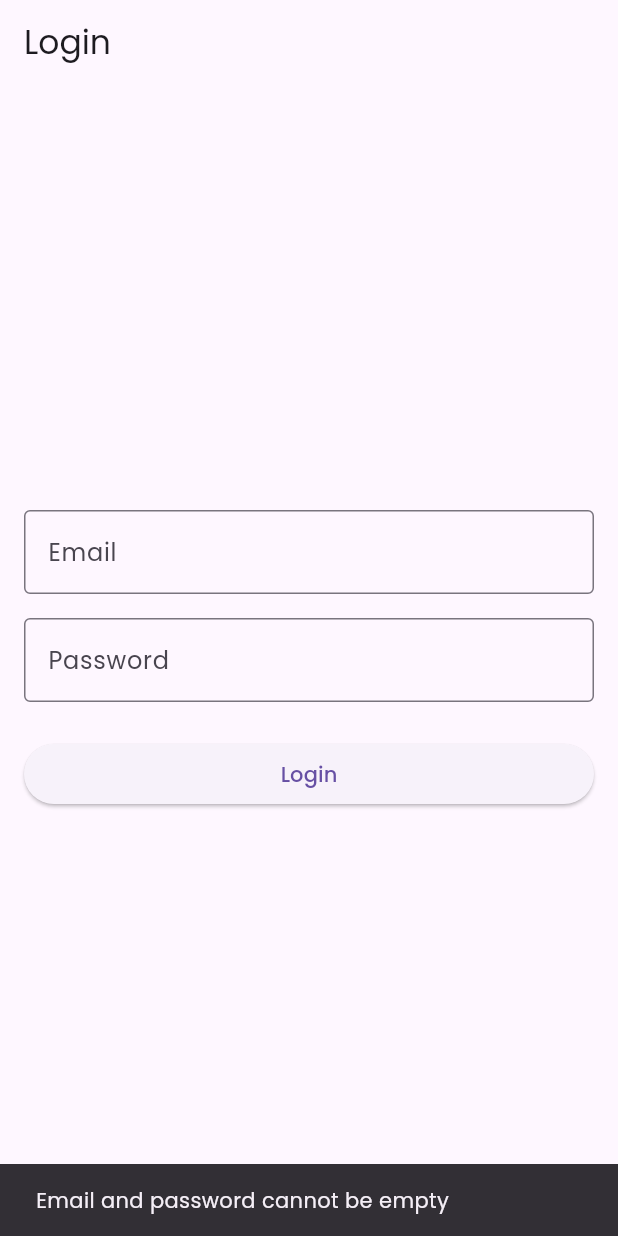
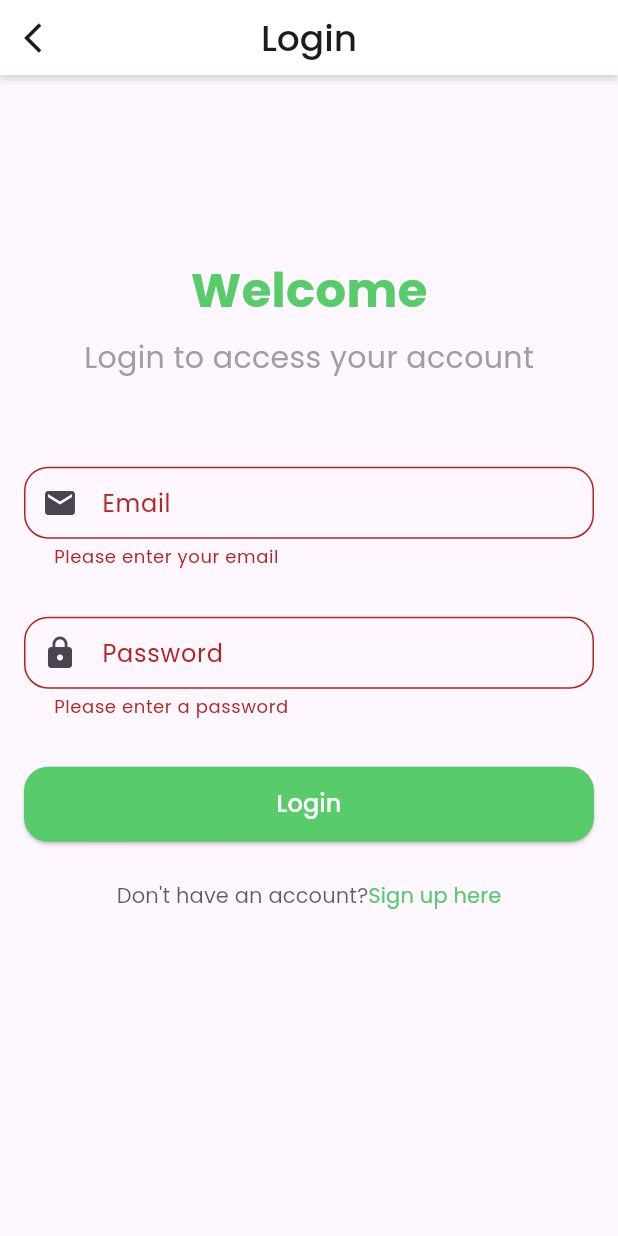
Before and after one commit to Mobarak6/bloc_travel, a Flutter app: the screen it shows after launch, after a tap on "Login", on a phone screen of 412 x 824 dp. Run offline on Flutter 3.47's test engine with Material 3 defaults, Android fonts, the phone set to English and light mode, and no system bars; our stand-ins replace auto_route, bloc, dio, flutter_bloc, freezed_annotation, get_it and 5 more; accounts and stored records are empty; generated files the repository leaves out were written again.

Commit message:
login completed

```diff
--- a/lib/l10n/arb/app_en.arb
+++ b/lib/l10n/arb/app_en.arb
@@ -12,6 +12,7 @@
      "registration": "Registration",
      "welcome": "Welcome",
      "signUpToAccessYourAccount": "Sign up to access your account",
+     "loginToAccessYourAccount": "Login to access your account",
      "fullName": "Full Name",
      "enterFullName": "Enter your full name",
      "email": "Email",
@@ -23,6 +24,8 @@
      "signUp": "Sign Up",
      "alreadyHaveAnAccount": "Already have an account?",
      "loginHere": "Login here",
+     "dontHaveAnAccount": "Don't have an account?",
+     "signUpHere": "Sign up here",
      "pleaseEnterYourFullName": "Please enter your full name",
      "pleaseEnterYourEmail": "Please enter your email",
      "pleaseEnterAValidEmail": "Please enter a valid email",
--- a/lib/src/data/repositories/auth/auth_repository.dart
+++ b/lib/src/data/repositories/auth/auth_repository.dart
@@ -1,12 +1,12 @@
 import 'package:travel_app/src/shared/utils/result.dart';
 
 abstract class AuthRepository {
-  Future<Result<bool>> signUpWithEmailAndPassword({
+  Future<Result<bool>> signUp({
     required String email,
     required String password,
     required String name,
   });
-  Future<Result<bool>> signInWithEmailAndPassword({
+  Future<Result<bool>> signIn({
     required String email,
     required String password,
   });
--- a/lib/src/data/repositories/auth/auth_repository_impl.dart
+++ b/lib/src/data/repositories/auth/auth_repository_impl.dart
@@ -9,12 +9,12 @@ class AuthRepositoryImpl implements AuthRepository {
   final AuthService _authService;
 
   @override
-  Future<Result<bool>> signInWithEmailAndPassword({
+  Future<Result<bool>> signIn({
     required String email,
     required String password,
   }) async {
     try {
-      final response = await _authService.signInWithEmailAndPassword(
+      final response = await _authService.signIn(
         email: email,
         password: password,
       );
@@ -26,13 +26,13 @@ class AuthRepositoryImpl implements AuthRepository {
   }
 
   @override
-  Future<Result<bool>> signUpWithEmailAndPassword({
+  Future<Result<bool>> signUp({
     required String email,
     required String password,
     required String name,
   }) async {
     try {
-      await _authService.signUpWithEmail(
+      await _authService.signUp(
         email: email, password: password, name: name,
       );
 
--- a/lib/src/data/services/auth_service.dart
+++ b/lib/src/data/services/auth_service.dart
@@ -6,7 +6,7 @@ import 'package:travel_app/src/shared/utils/app_constants.dart';
 class AuthService {
   final SupabaseClient _supabase = Supabase.instance.client;
 
-  Future<void> signUpWithEmail({
+  Future<void> signUp({
     required String email,
     required String password,
     required String name,
@@ -22,10 +22,10 @@ class AuthService {
     );
   }
 
-  Future<AuthResponse> signInWithEmailAndPassword({
+  Future<AuthResponse> signIn({
     required String email,
     required String password,
   }) async {
-    return _supabase.auth.signInWithPassword(password: password);
+    return _supabase.auth.signInWithPassword(email: email, password: password);
   }
 }
--- a/lib/src/features/auth/managers/auth_bloc.dart
+++ b/lib/src/features/auth/managers/auth_bloc.dart
@@ -11,9 +11,9 @@ part 'auth_bloc.freezed.dart';
 @injectable
 class AuthBloc extends Bloc<AuthEvent, AuthState> {
   AuthBloc(this.authRepository) : super(const AuthState.initial()) {
-    on<_SignInWithEmailAndPassword>((event, emit) async {
+    on<_SignIn>((event, emit) async {
       emit(const AuthState.inProgress());
-      final result = await authRepository.signInWithEmailAndPassword(
+      final result = await authRepository.signIn(
         email: event.email,
         password: event.password,
       );
@@ -27,9 +27,9 @@ class AuthBloc extends Bloc<AuthEvent, AuthState> {
       }
     });
 
-    on<_SignUpWithEmailAndPassword>((event, emit) async {
+    on<_SignUp>((event, emit) async {
       emit(const AuthState.inProgress());
-      final result = await authRepository.signUpWithEmailAndPassword(
+      final result = await authRepository.signUp(
         email: event.email,
         password: event.password,
         name: event.name,
--- a/lib/src/features/auth/managers/auth_event.dart
+++ b/lib/src/features/auth/managers/auth_event.dart
@@ -4,14 +4,14 @@ part of 'auth_bloc.dart';
 abstract class AuthEvent with _$AuthEvent {
   // const factory AuthEvent.checkAuthUserExist(String email) =_CheckAuthUserExist;
 
-  const factory AuthEvent.signInWithEmailAndPassword({
+  const factory AuthEvent.signIn({
     required String email,
     required String password,
-  }) = _SignInWithEmailAndPassword;
+  }) = _SignIn;
 
-  const factory AuthEvent.signUpWithEmailAndPassword({
+  const factory AuthEvent.signUp({
     required String email,
     required String password,
     required String name,
-  }) = _SignUpWithEmailAndPassword;
+  }) = _SignUp;
 }
--- a/lib/src/features/auth/screens/login_screen.dart
+++ b/lib/src/features/auth/screens/login_screen.dart
@@ -4,6 +4,12 @@ import 'package:auto_route/auto_route.dart';
 import 'package:travel_app/app_di.dart';
 import 'package:travel_app/l10n/l10n.dart';
 import 'package:travel_app/src/features/auth/managers/auth_bloc.dart';
+import 'package:travel_app/src/shared/extensions/overlay_extensions.dart';
+import 'package:travel_app/src/shared/utils/dimensions.dart';
+import 'package:travel_app/src/shared/utils/styles.dart';
+import 'package:travel_app/src/shared/utils/validate_check.dart';
+import 'package:travel_app/src/shared/widgets/custom_app_bar.dart';
+import 'package:travel_app/src/shared/widgets/custom_text_field_widget.dart';
 import 'package:travel_app/src/travel_ap_router.gr.dart';
 
 @RoutePage()
@@ -15,13 +21,18 @@ class LoginScreen extends StatefulWidget {
 }
 
 class _LoginScreenState extends State<LoginScreen> {
+  final FocusNode _emailFocus = FocusNode();
+  final FocusNode _passwordFocus = FocusNode();
   final _emailController = TextEditingController();
   final _passwordController = TextEditingController();
 
+  final GlobalKey<FormState> _loginKey = GlobalKey<FormState>();
   late AuthBloc _authBloc;
 
   @override
   void dispose() {
+    _emailFocus.dispose();
+    _passwordFocus.dispose();
     _emailController.dispose();
     _passwordController.dispose();
     super.dispose();
@@ -29,9 +40,7 @@ class _LoginScreenState extends State<LoginScreen> {
 
   @override
   void initState() {
-
     _authBloc = getIt<AuthBloc>();
-
     super.initState();
   }
 
@@ -40,84 +49,164 @@ class _LoginScreenState extends State<LoginScreen> {
     return BlocProvider(
       create: (context) => _authBloc,
       child: Scaffold(
-        appBar: AppBar(title: Text(context.l10n.login)),
-        body: BlocConsumer<AuthBloc, AuthState>(
+        appBar: CustomAppBar(title: context.l10n.login),
+        body: Padding(
+          padding: const EdgeInsets.symmetric(
+            horizontal: Dimensions.spacingMedium,
+          ),
+          child: Center(child: Form(
+            key: _loginKey,
+            child: SingleChildScrollView(
+              child: Column(
+                mainAxisAlignment: MainAxisAlignment.center,
+                children: [
+                  Text(
+                    context.l10n.welcome,
+                    style: robotoBold.copyWith(
+                      fontSize: Dimensions.fontSizeDisplay,
+                      color: Theme.of(context).primaryColor,
+                    ),
+                  ),
+                  const SizedBox(height: Dimensions.spacingExtraSmall),
+
+                  Text(
+                    context.l10n.loginToAccessYourAccount,
+                    style: robotoRegular.copyWith(
+                      fontSize: Dimensions.fontSizeLarge,
+                      color: Theme.of(context).hintColor,
+                    ),
+                  ),
+
+                  SizedBox(height: MediaQuery.of(context).size.height * 0.07),
+
+                  CustomTextFieldWidget(
+                    labelText: context.l10n.email,
+                    hintText: context.l10n.enterEmailAddress,
+                    controller: _emailController,
+                    focusNode: _emailFocus,
+                    nextFocus: _passwordFocus,
+                    inputType: TextInputType.emailAddress,
+                    prefixIcon: Icons.email,
+                    validator: (value) => ValidateCheck.validateEmail(
+                      context,
+                      value?.trim(),
+                    ),
+                  ),
+                  const SizedBox(height: Dimensions.spacingExtraLarge),
+
+                  CustomTextFieldWidget(
+                    labelText: context.l10n.password,
+                    hintText: context.l10n.enterPasswordMin8Characters,
+                    controller: _passwordController,
+                    focusNode: _passwordFocus,
+                    inputType: TextInputType.visiblePassword,
+                    prefixIcon: Icons.lock,
+                    isPassword: true,
+                    validator: (value) => ValidateCheck.validatePassword(
+                      context,
+                      value?.trim(),
+                      null,
+                    ),
+                  ),
+
+                  const SizedBox(height: Dimensions.spacingExtraLarge),
+
+                  BlocConsumer<AuthBloc, AuthState>(
                     listener: (context, state) {
                       state.whenOrNull(
-              success: () {
-                context.router.replace(const HomeRoute());
-              },
+                        success: () =>
+                            context.router.replace(const HomeRoute()),
                         error: (e) {
-                ScaffoldMessenger.of(context).showSnackBar(
-                  SnackBar(content: Text(e?.toString() ?? 'Login failed')),
-                );
+                          context.showSnackBar(e.toString());
                         },
                       );
                     },
                     builder: (context, state) {
-            // Handle loading state with checking so that can so button loader
-            final isLoading = state.whenOrNull(inProgress: ()=> true) ?? false;
+                      final isLoading =
+                          state.whenOrNull(inProgress:() => true) ?? false;
 
-            return Padding(
-              padding: const EdgeInsets.all(16.0),
-              child: Column(
-                mainAxisAlignment: MainAxisAlignment.center,
-                children: [
-                  TextField(
-                    controller: _emailController,
-                    decoration: const InputDecoration(
-                      labelText: 'Email',
-                      border: OutlineInputBorder(),
-                    ),
-                    keyboardType: TextInputType.emailAddress,
-                  ),
-                  const SizedBox(height: 16),
-                  TextField(
-                    controller: _passwordController,
-                    decoration: const InputDecoration(
-                      labelText: 'Password',
-                      border: OutlineInputBorder(),
-                    ),
-                    obscureText: true,
-                  ),
-                  const SizedBox(height: 24),
-                  SizedBox(
-                    width: double.infinity,
+                      return SizedBox(
+                        width: double.maxFinite,
+                        height: 50,
                         child: ElevatedButton(
                           onPressed: isLoading ? null : _submit,
+                          style: ElevatedButton.styleFrom(
+                            backgroundColor: Theme.of(context).primaryColor,
+                            foregroundColor: Colors.white,
+                            shape: RoundedRectangleBorder(
+                              borderRadius: BorderRadius.circular(
+                                Dimensions.radiusDefault,
+                              ),
+                            ),
+                          ),
                           child: isLoading
                               ? const SizedBox(
                             width: 24,
                             height: 24,
-                        child: CircularProgressIndicator(color: Colors.white, strokeWidth: 2),
+                            child: CircularProgressIndicator(
+                              color: Colors.white,
+                              strokeWidth: 2,
+                            ),
                           )
-                          : const Text('Login'),
+                              : Text(
+                            context.l10n.login,
+                            style: robotoMedium.copyWith(
+                              fontSize: Dimensions.fontSizeMedium,
+                              color: Colors.white,
+                            ),
+                          ),
+                        ),
+                      );
+                    },
+                  ),
+
+                  const SizedBox(height: Dimensions.spacingSmall),
+
+                  TextButton(
+                    style: TextButton.styleFrom(padding: EdgeInsets.zero),
+                    onPressed: () {
+                      context.router.push(const RegistrationRoute());
+                    },
+                    child: Row(
+                      mainAxisAlignment: MainAxisAlignment.center,
+                      children: [
+                        Text(
+                          context.l10n.dontHaveAnAccount,
+                          style: robotoRegular.copyWith(
+                            color: Theme.of(
+                              context,
+                            ).textTheme.bodySmall?.color?.withValues(alpha: 0.7),
+                          ),
+                        ),
+                        Text(
+                          context.l10n.signUpHere,
+                          style: robotoRegular.copyWith(
+                            color: Theme.of(context).primaryColor,
                           ),
                         ),
                       ],
                     ),
-            );
-          },
+                  ),
+
+                  SizedBox(height: MediaQuery.of(context).size.height * 0.1),
+                ],
+              ),
+            ),
+          )),
         ),
       ),
     );
   }
 
-
   void _submit() {
+    if (_loginKey.currentState?.validate() ?? false) {
       final email = _emailController.text.trim();
       final password = _passwordController.text.trim();
 
-    if (email.isEmpty || password.isEmpty) {
-      ScaffoldMessenger.of(context).showSnackBar(
-        const SnackBar(content: Text('Email and password cannot be empty')),
-      );
-      return;
-    }
-
-    // Call Bloc event
-    _authBloc.add(AuthEvent.signInWithEmailAndPassword(
-      email: email, password: password,
+      _authBloc.add(AuthEvent.signIn(
+        email: email,
+        password: password,
       ));
     }
   }
+}
--- a/lib/src/features/auth/screens/registration_screen.dart
+++ b/lib/src/features/auth/screens/registration_screen.dart
@@ -254,7 +254,7 @@ class _RegistrationScreenState extends State<RegistrationScreen> {
       final password = _passwordController.text.trim();
 
       _authBloc.add(
-        AuthEvent.signUpWithEmailAndPassword(
+        AuthEvent.signUp(
           email: email,
           password: password,
           name: _nameController.text,
```
Also changed, not shown: lib/src/features/auth/managers/auth_bloc.freezed.dart. Lines whose indentation alone changed are shown as unchanged.
